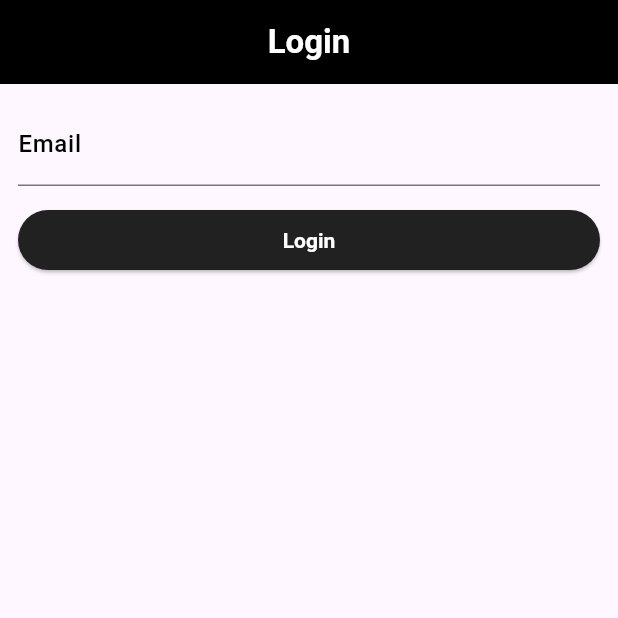
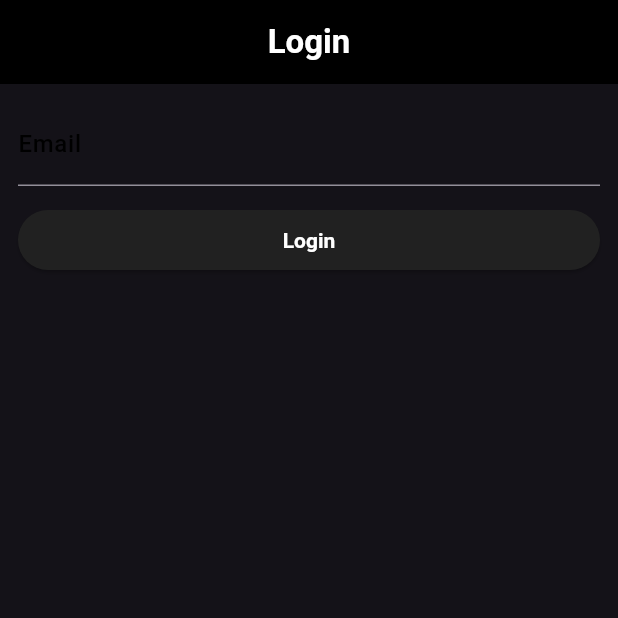
Before and after one commit to GauravSingh54/supabase_login_flutter, a Flutter app: the screen it shows after launch, on a phone screen of 412 x 824 dp, the top half of it. Run offline on Flutter 3.47's test engine with Material 3 defaults, Android fonts, the phone set to English and light mode, and no system bars; our stand-ins replace google_fonts, supabase_flutter; accounts and stored records are empty.

Commit message:
video done

```diff
--- a/lib/main.dart
+++ b/lib/main.dart
@@ -28,9 +28,19 @@
   Widget build(BuildContext context) {
     return MaterialApp(
       title: 'Flutter Demo',
-      theme: ThemeData(
-        colorScheme: ColorScheme.fromSeed(seedColor: Colors.deepPurple),
-        useMaterial3: true,
+      theme: ThemeData.dark().copyWith(
+        primaryColor: Colors.green,
+        textButtonTheme: TextButtonThemeData(
+          style: TextButton.styleFrom(
+            foregroundColor: Colors.green,
+          ),
+        ),
+        elevatedButtonTheme: ElevatedButtonThemeData(
+          style: ElevatedButton.styleFrom(
+            foregroundColor: Colors.white,
+            backgroundColor: Colors.green,
+          ),
+        ),
       ),
       initialRoute: '/',
       routes: {
--- a/lib/pages/splash_page.dart
+++ b/lib/pages/splash_page.dart
@@ -22,7 +22,7 @@
     if (!mounted) return;
 
     if (session != null) {
-      Navigator.of(context).pushReplacementNamed('/accoount');
+      Navigator.of(context).pushReplacementNamed('/account');
     } else {
       Navigator.of(context).pushReplacementNamed('/login');
     }
```
Also changed, not shown: lib/pages/account_page.dart (+73 -1 lines).
